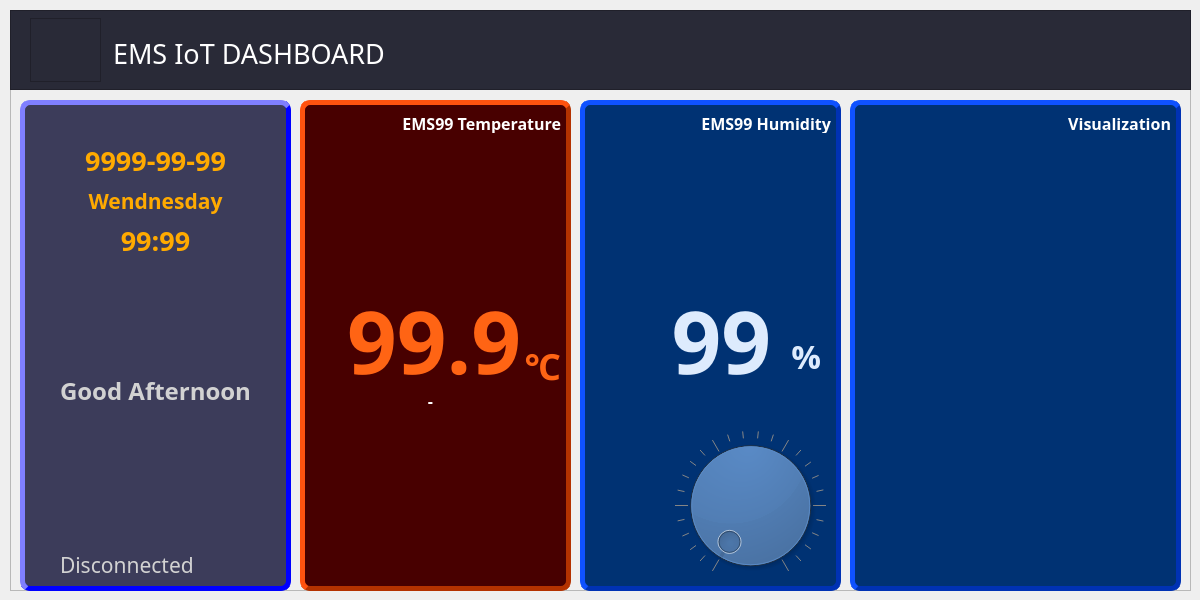
This is windows/ui/dashboard.ui in Jingle-b/EMS_com as Qt 5 draws it before an edit. The edited form follows.
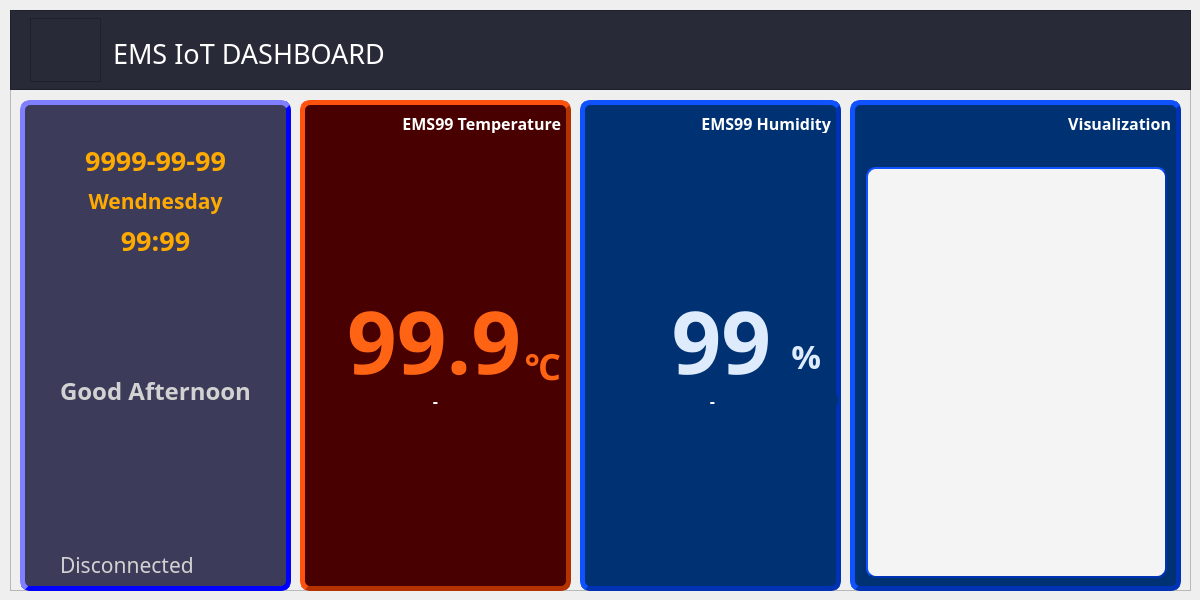
This is the edited form. Icons and pictures are not drawn. Custom widgets are drawn as their Qt base class.

Diff of the .ui file:
```diff
--- a/windows/ui/dashboard.ui
+++ b/windows/ui/dashboard.ui
@@ -488,8 +488,8 @@
      <widget class="QPushButton" name="btnTempAlarm">
       <property name="geometry">
        <rect>
-        <x>210</x>
-        <y>300</y>
+        <x>160</x>
+        <y>330</y>
         <width>48</width>
         <height>48</height>
        </rect>
@@ -512,9 +512,9 @@
      <widget class="QLabel" name="lblTempAlarm">
       <property name="geometry">
        <rect>
-        <x>120</x>
+        <x>10</x>
         <y>290</y>
-        <width>21</width>
+        <width>251</width>
         <height>20</height>
        </rect>
       </property>
@@ -648,22 +648,6 @@
        <enum>QFrame::Raised</enum>
       </property>
      </widget>
-     <widget class="QDial" name="dial_3">
-      <property name="geometry">
-       <rect>
-        <x>90</x>
-        <y>330</y>
-        <width>161</width>
-        <height>151</height>
-       </rect>
-      </property>
-      <property name="styleSheet">
-       <string notr="true">widget-color: rgb(221, 235, 253);</string>
-      </property>
-      <property name="notchesVisible">
-       <bool>true</bool>
-      </property>
-     </widget>
      <widget class="QLabel" name="lblCurrHumid">
       <property name="geometry">
        <rect>
@@ -692,6 +676,82 @@
        <set>Qt::AlignRight|Qt::AlignTrailing|Qt::AlignVCenter</set>
       </property>
      </widget>
+     <widget class="QLabel" name="lblHumidAlarm">
+      <property name="geometry">
+       <rect>
+        <x>7</x>
+        <y>290</y>
+        <width>251</width>
+        <height>20</height>
+       </rect>
+      </property>
+      <property name="font">
+       <font>
+        <family>나눔고딕코딩</family>
+        <pointsize>12</pointsize>
+        <weight>75</weight>
+        <bold>true</bold>
+       </font>
+      </property>
+      <property name="styleSheet">
+       <string notr="true">color: rgb(255,255,255);
+border : none;</string>
+      </property>
+      <property name="text">
+       <string>-</string>
+      </property>
+      <property name="alignment">
+       <set>Qt::AlignCenter</set>
+      </property>
+     </widget>
+     <widget class="QPushButton" name="btnHumidAlarm">
+      <property name="geometry">
+       <rect>
+        <x>150</x>
+        <y>330</y>
+        <width>48</width>
+        <height>48</height>
+       </rect>
+      </property>
+      <property name="styleSheet">
+       <string notr="true">border-style : none ;
+background-image: url(:/alram);
+background-repeat : no-repeat;</string>
+      </property>
+      <property name="text">
+       <string/>
+      </property>
+      <property name="iconSize">
+       <size>
+        <width>48</width>
+        <height>48</height>
+       </size>
+      </property>
+     </widget>
+     <widget class="QPushButton" name="btnHumidStop">
+      <property name="geometry">
+       <rect>
+        <x>204</x>
+        <y>330</y>
+        <width>48</width>
+        <height>48</height>
+       </rect>
+      </property>
+      <property name="styleSheet">
+       <string notr="true">border-style : none ;
+background-image: url(:/stop);
+background-repeat : no-repeat;</string>
+      </property>
+      <property name="text">
+       <string/>
+      </property>
+      <property name="iconSize">
+       <size>
+        <width>48</width>
+        <height>48</height>
+       </size>
+      </property>
+     </widget>
      <zorder>humidIconFrame</zorder>
      <zorder>lblHumidTitle</zorder>
      <zorder>lblHumidTitle_6</zorder>
@@ -756,6 +816,21 @@
        <set>Qt::AlignRight|Qt::AlignTrailing|Qt::AlignVCenter</set>
       </property>
      </widget>
+     <widget class="QChartView" name="dataView" native="true">
+      <property name="geometry">
+       <rect>
+        <x>16</x>
+        <y>67</y>
+        <width>301</width>
+        <height>411</height>
+       </rect>
+      </property>
+      <property name="styleSheet">
+       <string notr="true">background-color : rgb(244,244,244);
+border-width : 2px ;
+</string>
+      </property>
+     </widget>
     </widget>
     <zorder>headframe</zorder>
     <zorder>greetingFrame</zorder>
@@ -765,6 +840,14 @@
    </widget>
   </widget>
  </widget>
+ <customwidgets>
+  <customwidget>
+   <class>QChartView</class>
+   <extends>QWidget</extends>
+   <header>PyQt5.QtChart</header>
+   <container>1</container>
+  </customwidget>
+ </customwidgets>
  <resources>
   <include location="dashboard.qrc"/>
  </resources>
```
Left out of the diff: 29 changed lines with no effect on the pictures.
